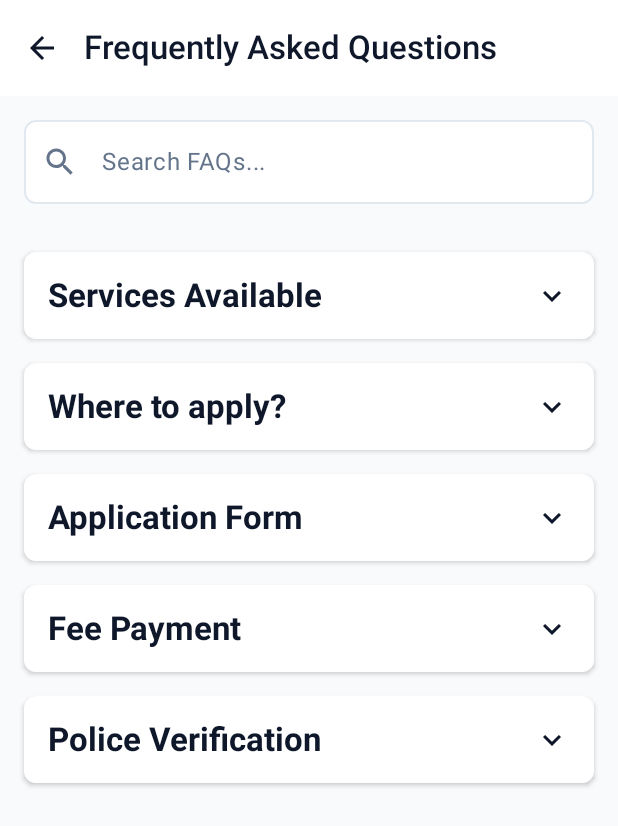
After one commit to harshsingh-io/passport-seva, an Android app built with Jetpack Compose: the FaqScreen screen opened through its navigation route, on a phone screen of 412 x 824 dp. The commit adds this screen. Shown: the top 826 px of the screen. Run offline under Robolectric (Android 15) with nearby library versions, the phone set to English and light mode, and no system bars.

Commit message:
Add FAQ feature with categories, subcategories, and questions

```diff
--- /dev/null
+++ b/app/src/main/java/com/harshsinghio/passportseva/domain/model/Faq.kt
@@ -0,0 +1,29 @@
+// app/src/main/java/com/harshsinghio/passportseva/domain/model/Faq.kt
+package com.harshsinghio.passportseva.domain.model
+
+/**
+ * Represents a FAQ category with its subcategories
+ */
+data class FaqCategory(
+    val id: String,
+    val title: String,
+    val subcategories: List<FaqSubcategory> = emptyList()
+)
+
+/**
+ * Represents a FAQ subcategory with its questions
+ */
+data class FaqSubcategory(
+    val id: String,
+    val title: String,
+    val questions: List<FaqQuestion> = emptyList()
+)
+
+/**
+ * Represents a single FAQ question and answer
+ */
+data class FaqQuestion(
+    val id: String,
+    val title: String,
+    val answer: String = ""
+)
--- a/app/src/main/java/com/harshsinghio/passportseva/presentation/navigation/NavGraph.kt
+++ b/app/src/main/java/com/harshsinghio/passportseva/presentation/navigation/NavGraph.kt
@@ -14,6 +14,7 @@ import com.harshsinghio.passportseva.presentation.screens.appointment.Appointmen
 import com.harshsinghio.passportseva.presentation.screens.appointmentdetails.AppointmentDetailsScreen
 
 import com.harshsinghio.passportseva.presentation.screens.documentadvisor.DocumentAdvisorScreen
+import com.harshsinghio.passportseva.presentation.screens.faq.FaqScreen
 
 import com.harshsinghio.passportseva.presentation.screens.feecalculator.FeeCalculatorScreen
 import com.harshsinghio.passportseva.presentation.screens.home.HomeScreen
@@ -140,6 +141,7 @@ fun PassportSevaNavGraph(
                             "appointment" -> navController.navigate(Screen.Appointment.route)
                             "document" -> navController.navigate(Screen.DocumentAdvisor.route)
                             "fee" -> navController.navigate(Screen.FeeCalculator.route)
+                            "faq" -> navController.navigate(Screen.FAQ.route)
                             "locate" -> {
                                 /* Navigate to locate centre */
                             }
@@ -184,8 +186,14 @@ fun PassportSevaNavGraph(
                 Text(text = "Locate Centre Screen", modifier = Modifier.align(Alignment.Center))
             }
         }
+
+
         composable(route = Screen.AppointmentDetails.route) {
             AppointmentDetailsScreen(onNavigateBack = { navController.popBackStack() })
         }
+
+        composable(Screen.FAQ.route) {
+            FaqScreen(onNavigateBack = { navController.popBackStack() })
+        }
     }
 }
--- /dev/null
+++ b/app/src/main/java/com/harshsinghio/passportseva/presentation/screens/faq/FaqScreen.kt
@@ -0,0 +1,154 @@
+// app/src/main/java/com/harshsinghio/passportseva/presentation/screens/faq/FaqScreen.kt
+package com.harshsinghio.passportseva.presentation.screens.faq
+
+import androidx.compose.foundation.layout.*
+import androidx.compose.foundation.lazy.LazyColumn
+import androidx.compose.foundation.lazy.items
+import androidx.compose.material.icons.Icons
+import androidx.compose.material.icons.filled.ArrowBack
+import androidx.compose.material3.*
+import androidx.compose.runtime.*
+import androidx.compose.ui.Alignment
+import androidx.compose.ui.Modifier
+import androidx.compose.ui.text.font.FontWeight
+import androidx.compose.ui.unit.dp
+import androidx.lifecycle.viewmodel.compose.viewModel
+import com.harshsinghio.passportseva.domain.model.FaqCategory
+import com.harshsinghio.passportseva.presentation.common.components.SearchBar
+import com.harshsinghio.passportseva.presentation.screens.faq.components.FaqCategoryItem
+
+@OptIn(ExperimentalMaterial3Api::class)
+@Composable
+fun FaqScreen(
+    onNavigateBack: () -> Unit,
+    viewModel: FaqViewModel = viewModel()
+) {
+    val uiState by viewModel.uiState
+
+    // Filter categories based on search query
+    val filteredCategories = remember(uiState.faqCategories, uiState.searchQuery) {
+        if (uiState.searchQuery.isBlank()) {
+            uiState.faqCategories
+        } else {
+            // Filter logic to find matching questions
+            uiState.faqCategories.mapNotNull { category ->
+                // Find matching subcategories
+                val matchingSubcategories = category.subcategories.mapNotNull { subcategory ->
+                    // Find matching questions
+                    val matchingQuestions = subcategory.questions.filter { question ->
+                        question.title.contains(uiState.searchQuery, ignoreCase = true) ||
+                                question.answer.contains(uiState.searchQuery, ignoreCase = true)
+                    }
+
+                    if (matchingQuestions.isNotEmpty()) {
+                        subcategory.copy(questions = matchingQuestions)
+                    } else if (subcategory.title.contains(uiState.searchQuery, ignoreCase = true)) {
+                        subcategory
+                    } else {
+                        null
+                    }
+                }
+
+                if (matchingSubcategories.isNotEmpty()) {
+                    category.copy(subcategories = matchingSubcategories)
+                } else if (category.title.contains(uiState.searchQuery, ignoreCase = true)) {
+                    category
+                } else {
+                    null
+                }
+            }
+        }
+    }
+
+    Scaffold(
+        topBar = {
+            TopAppBar(
+                title = { Text("Frequently Asked Questions") },
+                navigationIcon = {
+                    IconButton(onClick = onNavigateBack) {
+                        Icon(
+                            imageVector = Icons.Default.ArrowBack,
+                            contentDescription = "Back"
+                        )
+                    }
+                }
+            )
+        }
+    ) { paddingValues ->
+        Column(
+            modifier = Modifier
+                .fillMaxSize()
+                .padding(paddingValues)
+        ) {
+            // Search bar
+            SearchBar(
+                modifier = Modifier.padding(horizontal = 16.dp, vertical = 8.dp),
+                placeholder = "Search FAQs...",
+                initialValue = uiState.searchQuery,
+                onValueChange = viewModel::updateSearchQuery
+            )
+
+            if (uiState.isLoading) {
+                // Loading indicator
+                Box(
+                    modifier = Modifier.fillMaxSize(),
+                    contentAlignment = Alignment.Center
+                ) {
+                    CircularProgressIndicator()
+                }
+            } else if (filteredCategories.isEmpty()) {
+                // No results found
+                Box(
+                    modifier = Modifier.fillMaxSize(),
+                    contentAlignment = Alignment.Center
+                ) {
+                    Column(
+                        horizontalAlignment = Alignment.CenterHorizontally
+                    ) {
+                        Text(
+                            text = "No results found",
+                            style = MaterialTheme.typography.titleMedium,
+                            fontWeight = FontWeight.Medium
+                        )
+                        Text(
+                            text = "Try different keywords or browse all categories",
+                            style = MaterialTheme.typography.bodyMedium,
+                            color = MaterialTheme.colorScheme.onSurfaceVariant,
+                            modifier = Modifier.padding(top = 8.dp)
+                        )
+
+                        Button(
+                            onClick = { viewModel.updateSearchQuery("") },
+                            modifier = Modifier.padding(top = 16.dp)
+                        ) {
+                            Text("Clear Search")
+                        }
+                    }
+                }
+            } else {
+                // FAQ categories
+                LazyColumn(
+                    modifier = Modifier
+                        .fillMaxSize()
+                        .padding(horizontal = 16.dp),
+                    contentPadding = PaddingValues(vertical = 8.dp)
+                ) {
+                    items(filteredCategories) { category ->
+                        FaqCategoryItem(
+                            category = category,
+                            isExpanded = uiState.expandedCategoryIds.contains(category.id),
+                            expandedSubcategoryIds = uiState.expandedSubcategoryIds,
+                            expandedQuestionIds = uiState.expandedQuestionIds,
+                            onToggle = { viewModel.toggleCategory(category.id) },
+                            onSubcategoryToggle = { viewModel.toggleSubcategory(it) },
+                            onQuestionToggle = { viewModel.toggleQuestion(it) },
+                            onQuestionFeedback = { questionId, isHelpful ->
+                                viewModel.submitFeedback(questionId, isHelpful)
+                            }
+                        )
+                    }
+                }
+            }
+        }
+    }
+}
--- /dev/null
+++ b/app/src/main/java/com/harshsinghio/passportseva/presentation/screens/faq/FaqViewModel.kt
@@ -0,0 +1,237 @@
+// app/src/main/java/com/harshsinghio/passportseva/presentation/screens/faq/FaqViewModel.kt
+package com.harshsinghio.passportseva.presentation.screens.faq
+
+import androidx.compose.runtime.State
+import androidx.compose.runtime.mutableStateOf
+import androidx.lifecycle.ViewModel
+import com.harshsinghio.passportseva.domain.model.FaqCategory
+import com.harshsinghio.passportseva.domain.model.FaqQuestion
+import com.harshsinghio.passportseva.domain.model.FaqSubcategory
+
+/**
+ * ViewModel for the FAQ screen
+ */
+class FaqViewModel : ViewModel() {
+
+    private val _uiState = mutableStateOf(FaqUiState())
+    val uiState: State<FaqUiState> = _uiState
+
+    init {
+        _uiState.value = FaqUiState(
+            isLoading = false,
+            faqCategories = createFaqData()
+        )
+    }
+
+    /**
+     * Toggle expansion of a category
+     */
+    fun toggleCategory(categoryId: String) {
+        val currentExpanded = _uiState.value.expandedCategoryIds.toMutableSet()
+        if (currentExpanded.contains(categoryId)) {
+            currentExpanded.remove(categoryId)
+        } else {
+            currentExpanded.add(categoryId)
+        }
+        _uiState.value = _uiState.value.copy(expandedCategoryIds = currentExpanded)
+    }
+
+    /**
+     * Toggle expansion of a subcategory
+     */
+    fun toggleSubcategory(subcategoryId: String) {
+        val currentExpanded = _uiState.value.expandedSubcategoryIds.toMutableSet()
+        if (currentExpanded.contains(subcategoryId)) {
+            currentExpanded.remove(subcategoryId)
+        } else {
+            currentExpanded.add(subcategoryId)
+        }
+        _uiState.value = _uiState.value.copy(expandedSubcategoryIds = currentExpanded)
+    }
+
+    /**
+     * Toggle expansion of a question
+     */
+    fun toggleQuestion(questionId: String) {
+        val currentExpanded = _uiState.value.expandedQuestionIds.toMutableSet()
+        if (currentExpanded.contains(questionId)) {
+            currentExpanded.remove(questionId)
+        } else {
+            currentExpanded.add(questionId)
+        }
+        _uiState.value = _uiState.value.copy(expandedQuestionIds = currentExpanded)
+    }
+
+    /**
+     * Update search query
+     */
+    fun updateSearchQuery(query: String) {
+        _uiState.value = _uiState.value.copy(searchQuery = query)
+    }
+
+    /**
+     * Submit feedback for a question
+     */
+    fun submitFeedback(questionId: String, isHelpful: Boolean) {
+        // In a real app, this would send feedback to a server
+        println("Feedback for question $questionId: ${if (isHelpful) "Helpful" else "Not helpful"}")
+    }
+
+    /**
+     * Create FAQ data from the provided FAQ.txt
+     */
+    private fun createFaqData(): List<FaqCategory> {
+        return listOf(
+            FaqCategory(
+                id = "services_available",
+                title = "Services Available",
+                subcategories = listOf(
+                    FaqSubcategory(
+                        id = "passport_services",
+                        title = "Passport Services Overview",
+                        questions = listOf(
+                            FaqQuestion(
+                                id = "minor",
+                                title = "Minor",
+                                answer = "Passport services for minors include fresh passport application, reissue of passport, and changes in personal particulars. Special documentation requirements apply for minors."
+                            ),
+                            FaqQuestion(
+                                id = "senior",
+                                title = "Senior Citizen",
+                                answer = "Senior citizens (aged 60 and above) are eligible for special provisions including separate counters at PSKs, relaxed documentation requirements, and priority processing."
+                            ),
+                            FaqQuestion(
+                                id = "students",
+                                title = "Students",
+                                answer = "Students can apply for passports with their educational institution's address proof. For students studying abroad, additional documentation may be required."
+                            )
+                        )
+                    ),
+                    FaqSubcategory(
+                        id = "special_minors",
+                        title = "Special Cases Of Minors Requiring Passports",
+                        questions = listOf(
+                            FaqQuestion(
+                                id = "single_parent",
+                                title = "Exclusion of father/mother name from Passport of minor in single parent custody",
+                                answer = "To exclude a parent's name from a minor's passport in single parent custody cases, submit court custody documents, an affidavit, and a No Objection Certificate from the other parent (if available)."
+                            ),
+                            FaqQuestion(
+                                id = "divorce_pending",
+                                title = "Divorce pending cases",
+                                answer = "For minors with parents in pending divorce cases, both parents must provide consent. If one parent cannot provide consent, a court order authorizing passport issuance or sole custody decree is required."
+                            )
+                        )
+                    )
+                )
+            ),
+            FaqCategory(
+                id = "where_apply",
+                title = "Where to apply?",
+                subcategories = listOf(
+                    FaqSubcategory(
+                        id = "psk",
+                        title = "Passport Seva Kendra (PSK)",
+                        questions = listOf(
+                            FaqQuestion(
+                                id = "what_is_psk",
+                                title = "What is a Passport Seva Kendra (PSK)/ Post Office Passport Seva Kendra (POPSK)?",
+                                answer = "A Passport Seva Kendra (PSK) is a dedicated facility for processing passport applications with modern technology and trained staff. Post Office Passport Seva Kendras (POPSKs) are smaller centers operated in collaboration with Department of Posts to extend passport services to more locations."
+                            )
+                        )
+                    ),
+                    FaqSubcategory(
+                        id = "online",
+                        title = "Online",
+                        questions = listOf(
+                            FaqQuestion(
+                                id = "online_reissue",
+                                title = "Can I apply online for re-issue of Passport?",
+                                answer = "Yes, you can apply online for re-issue of passport through the Passport Seva Online Portal. After completing the online application, schedule an appointment and visit the selected PSK with required documents for verification."
+                            ),
+                            FaqQuestion(
+                                id = "online_fresh",
+                                title = "How can I apply for a Passport online?",
+                                answer = "To apply online: 1) Visit passport.gov.in 2) Register an account 3) Fill the application form 4) Pay the fee online 5) Schedule an appointment 6) Visit the PSK with required documents on the appointed date."
+                            )
+                        )
+                    )
+                )
+            ),
+            FaqCategory(
+                id = "application_form",
+                title = "Application Form",
+                subcategories = listOf(
+                    FaqSubcategory(
+                        id = "form_overview",
+                        title = "Application Form Overview",
+                        questions = listOf(
+                            FaqQuestion(
+                                id = "form_types",
+                                title = "What are the various Passport services and which form should be filled in?",
+                                answer = "For fresh passport and reissue of passport, use Form-1. For diplomatic/official passport, use Form-2. For Police Clearance Certificate (PCC), use Form-3. For miscellaneous services, use Form-4."
+                            )
+                        )
+                    )
+                )
+            ),
+            FaqCategory(
+                id = "fee_payment",
+                title = "Fee Payment",
+                subcategories = listOf(
+                    FaqSubcategory(
+                        id = "payment_overview",
+                        title = "Fee Payment Overview",
+                        questions = listOf(
+                            FaqQuestion(
+                                id = "fee_amount",
+                                title = "What is the fee for applying for a Passport?",
+                                answer = "The fee varies by passport type and age: For adults (18+ years), 36-page passport: ₹1,500, 60-page passport: ₹2,000. For minors (under 15 years): ₹1,000 for either type. Tatkal processing has additional charges: ₹2,000 for adults, ₹1,500 for minors."
+                            ),
+                            FaqQuestion(
+                                id = "payment_methods",
+                                title = "How can I make the payment? What are the accepted methods of payment?",
+                                answer = "You can pay online through credit/debit cards, net banking, or UPI. At PSK/POPSK, you can pay using cash, credit/debit cards, or demand drafts. Some locations also have ATM facilities."
+                            )
+                        )
+                    )
+                )
+            ),
+            FaqCategory(
+                id = "police_verification",
+                title = "Police Verification",
+                subcategories = listOf(
+                    FaqSubcategory(
+                        id = "pv_overview",
+                        title = "Police Verification Overview",
+                        questions = listOf(
+                            FaqQuestion(
+                                id = "pv_pending",
+                                title = "I applied for my Passport 6 months ago and the police verification is still pending? What should I do?",
+                                answer = "Check your application status online. If police verification is still pending after 6 months, contact your local police station and the Regional Passport Office with your application details. Submit a written complaint or email the RPO's official email address."
+                            ),
+                            FaqQuestion(
+                                id = "pv_required",
+                                title = "Why is Police Verification required for issuance of Passport?",
+                                answer = "Police verification ensures the applicant has no criminal record or pending cases that might prevent passport issuance. It confirms the applicant's identity, address, and citizenship status as part of national security protocols."
+                            )
+                        )
+                    )
+                )
+            )
+        )
+    }
+}
+
+/**
+ * UI state for the FAQ screen
+ */
+data class FaqUiState(
+    val isLoading: Boolean = true,
+    val faqCategories: List<FaqCategory> = emptyList(),
+    val expandedCategoryIds: Set<String> = emptySet(),
+    val expandedSubcategoryIds: Set<String> = emptySet(),
+    val expandedQuestionIds: Set<String> = emptySet(),
+    val searchQuery: String = "",
+    val error: String = ""
+)
--- /dev/null
+++ b/app/src/main/java/com/harshsinghio/passportseva/presentation/screens/faq/components/FaqCategoryItem.kt
@@ -0,0 +1,86 @@
+// app/src/main/java/com/harshsinghio/passportseva/presentation/screens/faq/components/FaqCategoryItem.kt
+package com.harshsinghio.passportseva.presentation.screens.faq.components
+
+import androidx.compose.animation.AnimatedVisibility
+import androidx.compose.animation.expandVertically
+import androidx.compose.animation.shrinkVertically
+import androidx.compose.foundation.background
+import androidx.compose.foundation.clickable
+import androidx.compose.foundation.layout.*
+import androidx.compose.material.icons.Icons
+import androidx.compose.material.icons.filled.KeyboardArrowDown
+import androidx.compose.material.icons.filled.KeyboardArrowUp
+import androidx.compose.material3.*
+import androidx.compose.runtime.Composable
+import androidx.compose.ui.Alignment
+import androidx.compose.ui.Modifier
+import androidx.compose.ui.text.font.FontWeight
+import androidx.compose.ui.unit.dp
+import com.harshsinghio.passportseva.domain.model.FaqCategory
+import com.harshsinghio.passportseva.presentation.common.theme.Blue100
+
+@Composable
+fun FaqCategoryItem(
+    category: FaqCategory,
+    isExpanded: Boolean,
+    expandedSubcategoryIds: Set<String>,
+    expandedQuestionIds: Set<String>,
+    onToggle: () -> Unit,
+    onSubcategoryToggle: (String) -> Unit,
+    onQuestionToggle: (String) -> Unit,
+    onQuestionFeedback: (String, Boolean) -> Unit
+) {
+    Card(
+        modifier = Modifier
+            .fillMaxWidth()
+            .padding(vertical = 8.dp),
+        elevation = CardDefaults.cardElevation(defaultElevation = 2.dp)
+    ) {
+        Column(
+            modifier = Modifier.fillMaxWidth()
+        ) {
+            // Category header
+            Row(
+                modifier = Modifier
+                    .fillMaxWidth()
+                    .clickable(onClick = onToggle)
+                    .background(if (isExpanded) Blue100 else MaterialTheme.colorScheme.surface)
+                    .padding(16.dp),
+                horizontalArrangement = Arrangement.SpaceBetween,
+                verticalAlignment = Alignment.CenterVertically
+            ) {
+                Text(
+                    text = category.title,
+                    style = MaterialTheme.typography.titleLarge,
+                    fontWeight = FontWeight.Bold,
+                    modifier = Modifier.weight(1f)
+                )
+
+                Icon(
+                    imageVector = if (isExpanded) Icons.Default.KeyboardArrowUp else Icons.Default.KeyboardArrowDown,
+                    contentDescription = if (isExpanded) "Collapse" else "Expand"
+                )
+            }
+
+            // Subcategories (visible when expanded)
+            AnimatedVisibility(
+                visible = isExpanded,
+                enter = expandVertically(),
+                exit = shrinkVertically()
+            ) {
+                Column {
+                    category.subcategories.forEach { subcategory ->
+                        FaqSubcategoryItem(
+                            subcategory = subcategory,
+                            isExpanded = expandedSubcategoryIds.contains(subcategory.id),
+                            expandedQuestionIds = expandedQuestionIds,
+                            onToggle = { onSubcategoryToggle(subcategory.id) },
+                            onQuestionToggle = onQuestionToggle,
+                            onQuestionFeedback = onQuestionFeedback
+                        )
+                    }
+                }
+            }
+        }
+    }
+}
```
Also changed, not shown: app/src/main/java/com/harshsinghio/passportseva/presentation/screens/faq/components/FaqQuestionItem.kt (added, +110 -0 lines), app/src/main/java/com/harshsinghio/passportseva/presentation/screens/faq/components/FaqSubcategoryItem.kt (added, +78 -0 lines).
